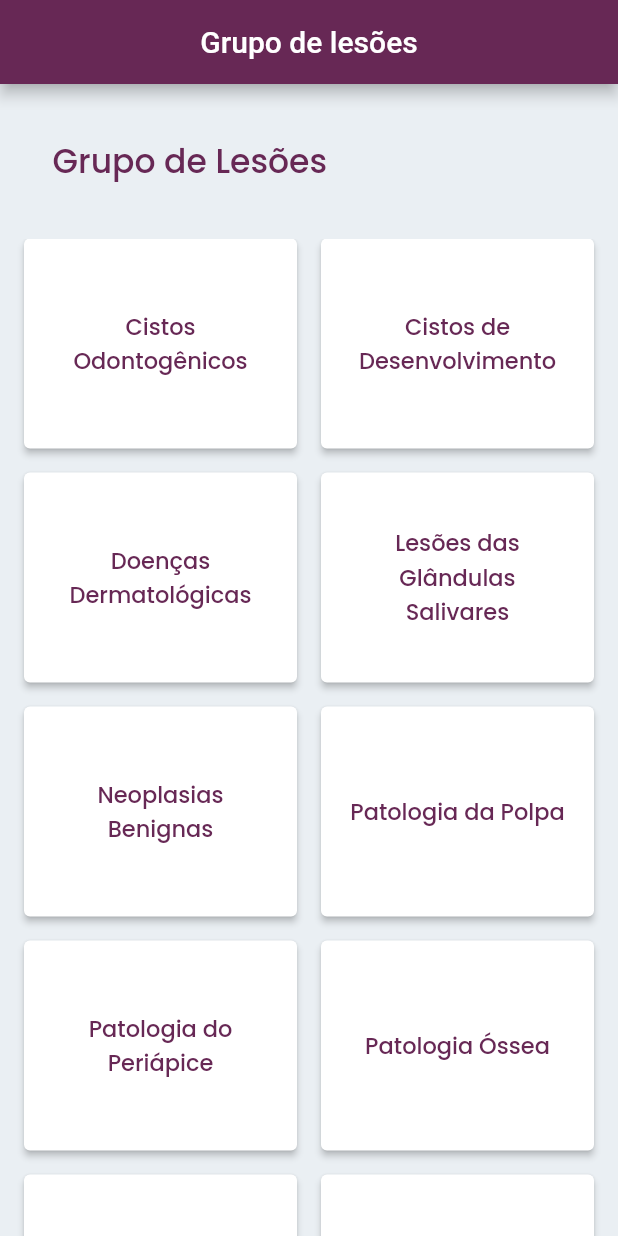
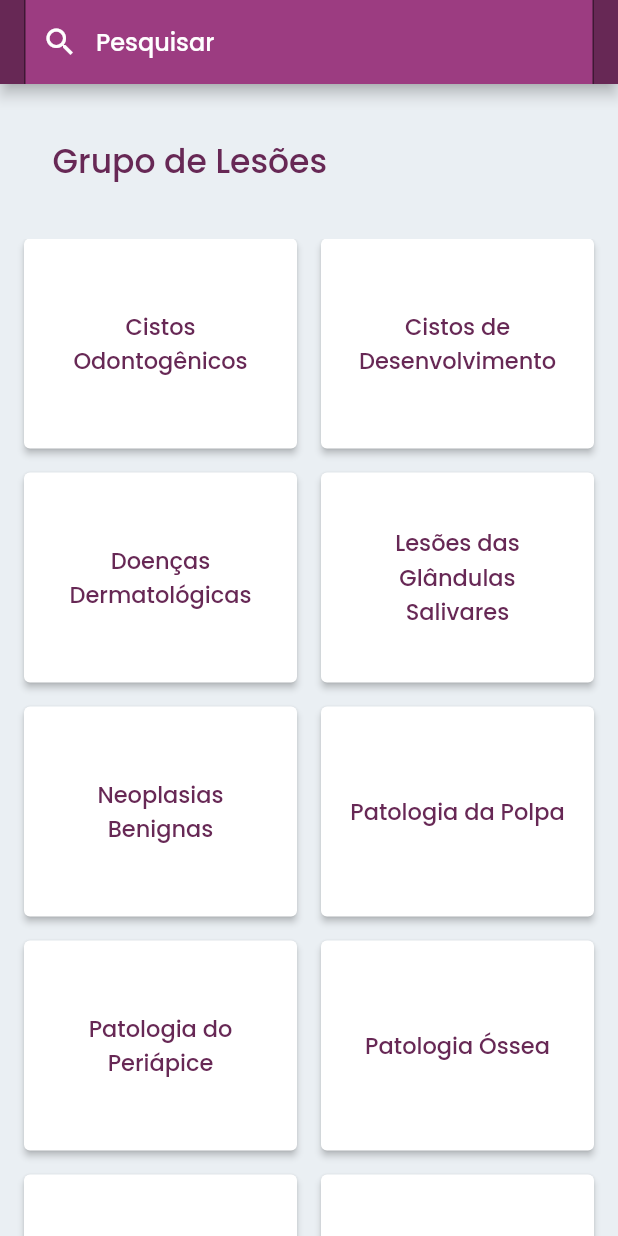
Before and after one commit to ASdOliveira/Slide-Viewer, a Flutter app: the screen it shows after launch, on a phone screen of 412 x 824 dp. Run offline on Flutter 3.47's test engine with Material 2 defaults, Android fonts, the phone set to English and light mode, and no system bars; our stand-ins replace webview_flutter.

Commit message:
Adding search tab

```diff
--- a/App/slide_viewer/lib/injuriesGroup.dart
+++ b/App/slide_viewer/lib/injuriesGroup.dart
@@ -53,8 +53,30 @@ class InjuriesGroupState extends State<InjuriesGroup> {
       home: Scaffold(
         appBar: AppBar(
           backgroundColor: const Color(0xFF672855),
-          title: const Center(
-              child: Text('Grupo de lesões', textAlign: TextAlign.center)),
+          // title: const Center(
+          //     child: Text('Grupo de lesões', textAlign: TextAlign.center)),
+          title: const TextField(
+            cursorColor: Colors.white,
+            style: TextStyle(
+                fontSize: 16,
+                fontFamily: 'Poppins',
+                fontWeight: FontWeight.w500,
+                color: Color(0xFFFFFFFF)),
+            decoration: InputDecoration(
+                filled: true,
+                fillColor: Color(0xFF9C3C81),
+                prefixIcon: Icon(Icons.search),
+                border: OutlineInputBorder(),
+                hintText: 'Pesquisar',
+                hintStyle: TextStyle(
+                    fontSize: 16,
+                    fontFamily: 'Poppins',
+                    fontWeight: FontWeight.w500,
+                    color: Color(0xFFFFFFFF)),
+                focusColor: Color(0xFFFFFFFF),
+                prefixIconColor: Colors.white,
+                hoverColor: Color(0xFF9C3C81)),
+          ),
         ),
         backgroundColor: const Color(0xFFEAEFF3),
         body: Column(
```
